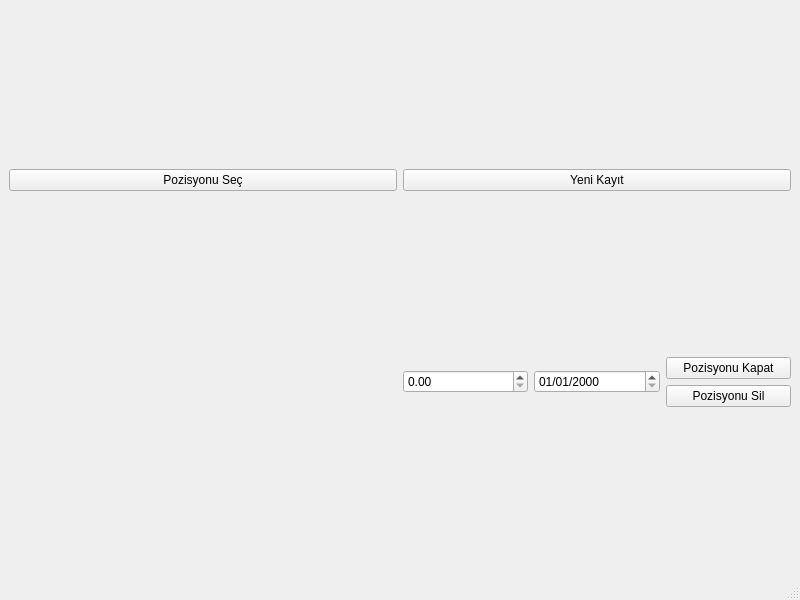
Above: gui/mainwindow.ui from cihansenyuz/tax-calc before the change. Below: the same form after it.
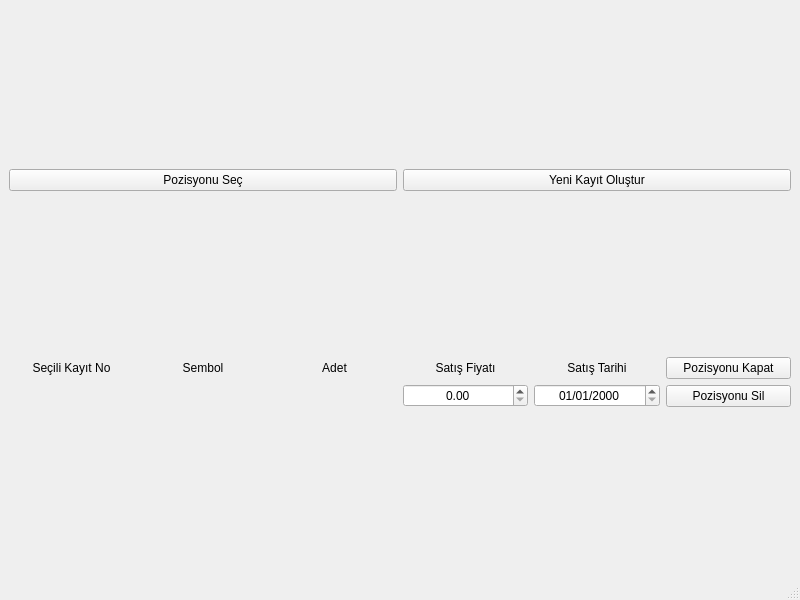
That is the form after the change.

Commit message:
Update UI layouts for mainwindow and createdialog
- Improved mainwindow.ui layout with better organization and alignment
- Enhanced createdialog.ui with proper vertical layouts and labels
- Added center alignment for form elements
- Updated button text from 'Yeni Kayıt' to 'Yeni Kayıt Oluştur'

What changed in the file:
```diff
--- a/gui/mainwindow.ui
+++ b/gui/mainwindow.ui
@@ -30,7 +30,7 @@
       <item>
        <widget class="QPushButton" name="createButton">
         <property name="text">
-         <string>Yeni Kayıt</string>
+         <string>Yeni Kayıt Oluştur</string>
         </property>
        </widget>
       </item>
@@ -39,10 +39,39 @@
     <item>
      <layout class="QHBoxLayout" name="horizontalLayout_2">
       <item>
+       <layout class="QVBoxLayout" name="verticalLayout_4">
+        <item>
+         <widget class="QLabel" name="label">
+          <property name="text">
+           <string>Seçili Kayıt No</string>
+          </property>
+          <property name="alignment">
+           <set>Qt::AlignmentFlag::AlignCenter</set>
+          </property>
+         </widget>
+        </item>
+        <item>
        <widget class="QLabel" name="IDlabel">
         <property name="text">
          <string/>
         </property>
+          <property name="alignment">
+           <set>Qt::AlignmentFlag::AlignCenter</set>
+          </property>
+         </widget>
+        </item>
+       </layout>
+      </item>
+      <item>
+       <layout class="QVBoxLayout" name="verticalLayout_5">
+        <item>
+         <widget class="QLabel" name="label_2">
+          <property name="text">
+           <string>Sembol</string>
+          </property>
+          <property name="alignment">
+           <set>Qt::AlignmentFlag::AlignCenter</set>
+          </property>
        </widget>
       </item>
       <item>
@@ -50,6 +79,23 @@
         <property name="text">
          <string/>
         </property>
+          <property name="alignment">
+           <set>Qt::AlignmentFlag::AlignCenter</set>
+          </property>
+         </widget>
+        </item>
+       </layout>
+      </item>
+      <item>
+       <layout class="QVBoxLayout" name="verticalLayout_6">
+        <item>
+         <widget class="QLabel" name="label_3">
+          <property name="text">
+           <string>Adet</string>
+          </property>
+          <property name="alignment">
+           <set>Qt::AlignmentFlag::AlignCenter</set>
+          </property>
        </widget>
       </item>
       <item>
@@ -57,21 +103,60 @@
         <property name="text">
          <string/>
         </property>
+          <property name="alignment">
+           <set>Qt::AlignmentFlag::AlignCenter</set>
+          </property>
+         </widget>
+        </item>
+       </layout>
+      </item>
+      <item>
+       <layout class="QVBoxLayout" name="verticalLayout_7">
+        <item>
+         <widget class="QLabel" name="label_4">
+          <property name="text">
+           <string>Satış Fiyatı</string>
+          </property>
+          <property name="alignment">
+           <set>Qt::AlignmentFlag::AlignCenter</set>
+          </property>
        </widget>
       </item>
       <item>
        <widget class="QDoubleSpinBox" name="sellPriceSpinBox">
+          <property name="alignment">
+           <set>Qt::AlignmentFlag::AlignCenter</set>
+          </property>
         <property name="maximum">
          <double>9999.989999999999782</double>
         </property>
        </widget>
       </item>
+       </layout>
+      </item>
+      <item>
+       <layout class="QVBoxLayout" name="verticalLayout_8">
+        <item>
+         <widget class="QLabel" name="label_5">
+          <property name="text">
+           <string>Satış Tarihi</string>
+          </property>
+          <property name="alignment">
+           <set>Qt::AlignmentFlag::AlignCenter</set>
+          </property>
+         </widget>
+        </item>
       <item>
        <widget class="QDateEdit" name="sellDateEdit">
+          <property name="alignment">
+           <set>Qt::AlignmentFlag::AlignCenter</set>
+          </property>
         <property name="displayFormat">
          <string>dd/MM/yyyy</string>
         </property>
        </widget>
+        </item>
+       </layout>
       </item>
       <item>
        <layout class="QVBoxLayout" name="verticalLayout_2">
```
Lines whose indentation alone changed are shown as unchanged. The commit also changes 1 other file.
